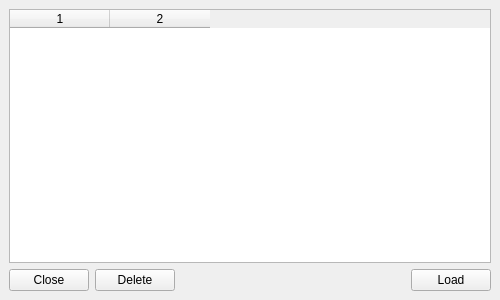
Above: uis/bookmark_window.ui from freedy82/Comic-Toolbox before the change. Below: the same form after it.
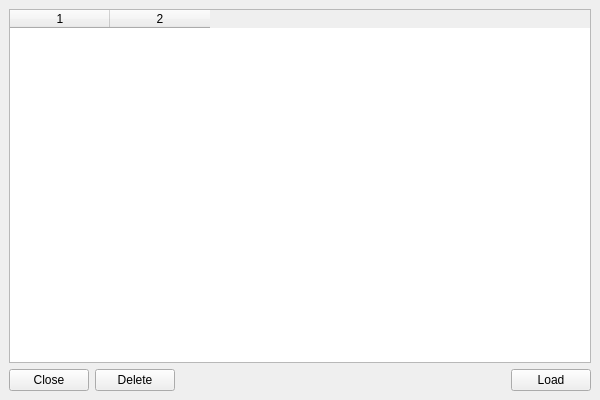
That is the form after the change. Icons and pictures are not drawn.

```diff
--- a/uis/bookmark_window.ui
+++ b/uis/bookmark_window.ui
@@ -9,8 +9,8 @@
    <rect>
     <x>0</x>
     <y>0</y>
-    <width>500</width>
-    <height>300</height>
+    <width>600</width>
+    <height>400</height>
    </rect>
   </property>
   <property name="windowTitle">
```
